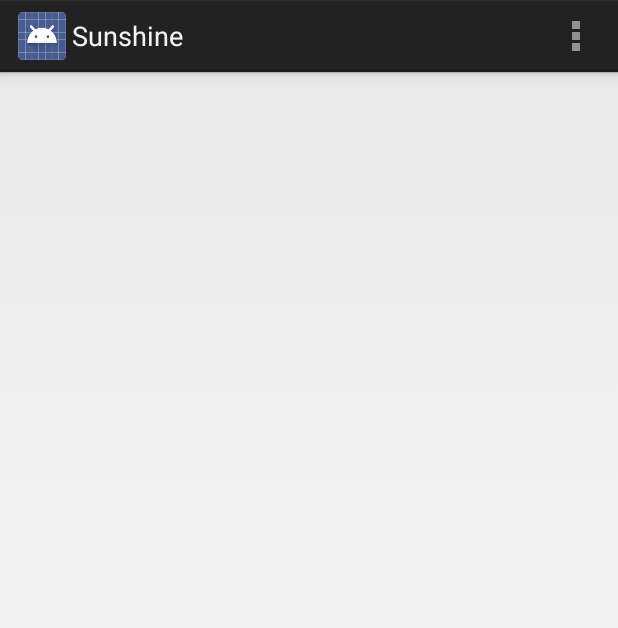
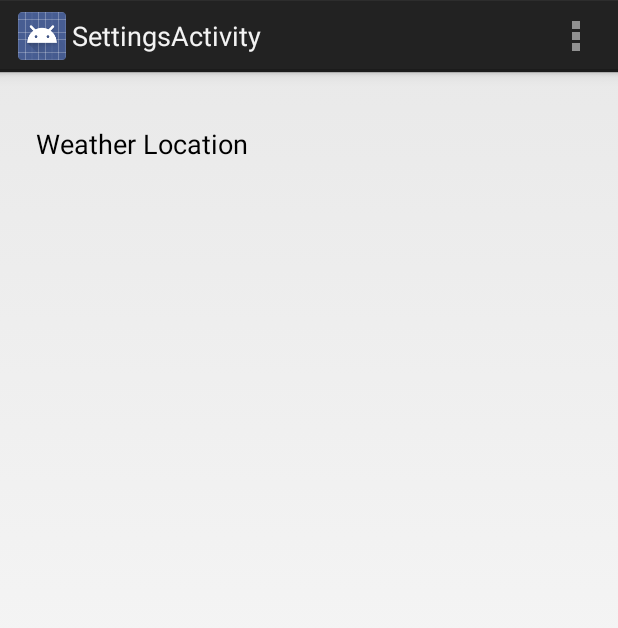
Before and after one commit to sorinpanduru/sunshine, an Android app: the screen it shows after launch (MainACtivity before the commit, SettingsActivity after it), in the options menu, after a tap on "Settings", on a phone screen of 412 x 824 dp. Shown: the top 628 px of the screen. Run offline under Robolectric (Android 15) with nearby library versions, the phone set to English and light mode, and no system bars; 2 statements that could not run were skipped.

Commit message:
Lesson 3. temp units.

```diff
--- a/app/build.gradle
+++ b/app/build.gradle
@@ -21,4 +21,6 @@ android {
 
 dependencies {
     compile fileTree(dir: 'libs', include: ['*.jar'])
+    // You must install or update the Support Repository through the SDK manager to use this dependency.
+    compile 'com.android.support:support-v4:19.+'
 }
--- a/app/src/main/java/com/example/android/sunshine/app/DetailActivity.java
+++ b/app/src/main/java/com/example/android/sunshine/app/DetailActivity.java
@@ -42,9 +42,7 @@ public class DetailActivity extends Activity {
         // automatically handle clicks on the Home/Up button, so long
         // as you specify a parent activity in AndroidManifest.xml.
         int id = item.getItemId();
-        if (id == R.id.action_settings) {
-            return true;
-        }
+
         return super.onOptionsItemSelected(item);
     }
 }
--- a/app/src/main/java/com/example/android/sunshine/app/ForecastFragment.java
+++ b/app/src/main/java/com/example/android/sunshine/app/ForecastFragment.java
@@ -1,9 +1,12 @@
 package com.example.android.sunshine.app;
 
 import android.app.Fragment;
+import android.content.Context;
 import android.content.Intent;
+import android.content.SharedPreferences;
 import android.os.AsyncTask;
 import android.os.Bundle;
+import android.preference.PreferenceManager;
 import android.util.Log;
 import android.view.LayoutInflater;
 import android.view.Menu;
@@ -30,7 +33,7 @@ import java.util.ArrayList;
  * A placeholder fragment containing a simple view.
  */
 public class ForecastFragment extends Fragment {
-
+    public final String LOG_TAG = ForecastFragment.class.getSimpleName();
     private ArrayAdapter<String> mForecastAdapter;
 
     public ForecastFragment() {
@@ -80,12 +83,41 @@ public class ForecastFragment extends Fragment {
         // automatically handle clicks on the Home/Up button, so long
         // as you specify a parent activity in AndroidManifest.xml.
         int id = item.getItemId();
+
+        Log.d(LOG_TAG, "Button Id: " + String.valueOf(id));
+
         if (id == R.id.action_refresh) {
-            FetchWeatherTask weatherTask = new FetchWeatherTask();
-            weatherTask.execute();
+            Log.d(LOG_TAG, "Clicked Refresh in ForecastFragment");
+
+            updateWeather();
             return true;
         }
+
+        if (id == R.id.action_settings) {
+            Log.d(LOG_TAG, "Clicked Settings in ForecastFragment");
+            Intent settingsIntent = new Intent(getActivity(), SettingsActivity.class);
+            startActivity(settingsIntent);
+            return true;
+        }
+
         return super.onOptionsItemSelected(item);
+    }
+
+    private void updateWeather()
+    {
+        SharedPreferences preferences = PreferenceManager.getDefaultSharedPreferences(getActivity());
+        String pref_key = getString(R.string.pref_location_key);
+        String location = preferences.getString(pref_key, getString(R.string.pref_location_default));
+
+
+        FetchWeatherTask weatherTask = new FetchWeatherTask();
+        weatherTask.execute(location);
+    }
+
+    @Override
+    public void onStart() {
+        super.onStart();
+        updateWeather();
     }
 
     public class FetchWeatherTask extends AsyncTask<String, Void, String[]> {
@@ -99,7 +131,8 @@ public class ForecastFragment extends Fragment {
 
             WeatherDataParser weatherDataParser = new WeatherDataParser();
             int numDays = 7;
-            String city = "Bucharest";
+            Log.d(LOG_TAG, params.toString());
+            String location = params[0];
 
             // Will contain the raw JSON response as a string.
             String forecastJsonStr = null;
@@ -108,7 +141,7 @@ public class ForecastFragment extends Fragment {
                 // Construct the URL for the OpenWeatherMap query
                 // Possible parameters are avaiable at OWM's forecast API page, at
                 // http://openweathermap.org/API#forecast
-                URL url = new URL("http://api.openweathermap.org/data/2.5/forecast/daily?q=" + city + "&mode=json&units=metric&cnt=" + numDays);
+                URL url = new URL("http://api.openweathermap.org/data/2.5/forecast/daily?q=" + location + "&mode=json&units=metric&cnt=" + numDays);
 
                 // Create the request to OpenWeatherMap, and open the connection
                 urlConnection = (HttpURLConnection) url.openConnection();
--- a/app/src/main/java/com/example/android/sunshine/app/MainACtivity.java
+++ b/app/src/main/java/com/example/android/sunshine/app/MainACtivity.java
@@ -41,9 +41,6 @@ public class MainACtivity extends Activity {
         // automatically handle clicks on the Home/Up button, so long
         // as you specify a parent activity in AndroidManifest.xml.
         int id = item.getItemId();
-        if (id == R.id.action_settings) {
-            return true;
-        }
         return super.onOptionsItemSelected(item);
     }
 }
--- /dev/null
+++ b/app/src/main/java/com/example/android/sunshine/app/SettingsActivity.java
@@ -0,0 +1,70 @@
+package com.example.android.sunshine.app;
+
+import android.app.Activity;
+import android.os.Bundle;
+import android.preference.ListPreference;
+import android.preference.Preference;
+import android.preference.PreferenceActivity;
+import android.preference.PreferenceManager;
+import android.view.Menu;
+import android.view.MenuItem;
+import com.example.android.sunshine.app.R;
+
+public class SettingsActivity extends PreferenceActivity
+        implements Preference.OnPreferenceChangeListener{
+
+    @Override
+    protected void onCreate(Bundle savedInstanceState) {
+        super.onCreate(savedInstanceState);
+        setContentView(R.layout.activity_settings);
+        addPreferencesFromResource(R.xml.pref_general);
+
+        bindPreferenceSummaryToValue(findPreference(getString(R.string.pref_location_key)));
+    }
+
+
+    @Override
+    public boolean onCreateOptionsMenu(Menu menu) {
+        // Inflate the menu; this adds items to the action bar if it is present.
+        getMenuInflater().inflate(R.menu.settings, menu);
+        return true;
+    }
+
+    @Override
+    public boolean onOptionsItemSelected(MenuItem item) {
+        // Handle action bar item clicks here. The action bar will
+        // automatically handle clicks on the Home/Up button, so long
+        // as you specify a parent activity in AndroidManifest.xml.
+        int id = item.getItemId();
+        if (id == R.id.action_settings) {
+            return true;
+        }
+        return super.onOptionsItemSelected(item);
+    }
+
+    private void bindPreferenceSummaryToValue(Preference preference) {
+        preference.setOnPreferenceChangeListener(this);
+
+        onPreferenceChange(preference,
+                PreferenceManager
+                    .getDefaultSharedPreferences(preference.getContext())
+                    .getString(preference.getKey(), "")
+        );
+    }
+
+    @Override
+    public boolean onPreferenceChange(Preference preference, Object value) {
+        String stringValue = value.toString();
+
+        if (preference instanceof ListPreference) {
+            ListPreference listPreference = (ListPreference) preference;
+            int prefIndex = listPreference.findIndexOfValue(stringValue);
+            if (prefIndex >= 0){
+                preference.setSummary(listPreference.getEntries()[prefIndex]);
+            }else{
+                preference.setSummary(stringValue);
+            }
+        }
+        return true;
+    }
+}
--- /dev/null
+++ b/app/src/main/res/layout/activity_settings.xml
@@ -0,0 +1,15 @@
+<RelativeLayout xmlns:android="http://schemas.android.com/apk/res/android"
+    xmlns:tools="http://schemas.android.com/tools"
+    android:layout_width="match_parent"
+    android:layout_height="match_parent"
+    android:paddingLeft="@dimen/activity_horizontal_margin"
+    android:paddingRight="@dimen/activity_horizontal_margin"
+    android:paddingTop="@dimen/activity_vertical_margin"
+    android:paddingBottom="@dimen/activity_vertical_margin"
+    tools:context="com.example.android.sunshine.app.SettingsActivity">
+
+    <ListView android:id="@android:id/list"
+        android:layout_width="wrap_content"
+        android:layout_height="wrap_content" />
+
+</RelativeLayout>
--- a/app/src/main/res/menu/detail.xml
+++ b/app/src/main/res/menu/detail.xml
@@ -1,8 +1,5 @@
 <menu xmlns:android="http://schemas.android.com/apk/res/android"
     xmlns:tools="http://schemas.android.com/tools"
     tools:context="com.example.android.sunshine.app.DetailActivity" >
-    <item android:id="@+id/action_settings"
-        android:title="@string/action_settings"
-        android:orderInCategory="100"
-        android:showAsAction="never" />
+
 </menu>
--- /dev/null
+++ b/app/src/main/res/menu/settings.xml
@@ -0,0 +1,8 @@
+<menu xmlns:android="http://schemas.android.com/apk/res/android"
+    xmlns:tools="http://schemas.android.com/tools"
+    tools:context="com.example.android.sunshine.app.SettingsActivity" >
+    <item android:id="@+id/action_settings"
+        android:title="@string/action_settings"
+        android:orderInCategory="100"
+        android:showAsAction="never" />
+</menu>
--- a/app/src/main/res/values/strings.xml
+++ b/app/src/main/res/values/strings.xml
@@ -7,5 +7,10 @@
     <string name="action_refresh">Refresh</string>
     <string name="title_activity_detail">Weather Detail</string>
     <string name="hello_blank_fragment">Hello blank fragment</string>
+    <string name="title_activity_settings">SettingsActivity</string>
+
+    <string name="pref_location_label">Weather Location</string>
+    <string name="pref_location_key" translatable="false">location</string>
+    <string name="pref_location_default" translatable="false">Bucharest</string>
 
 </resources>
--- /dev/null
+++ b/app/src/main/res/xml/pref_general.xml
@@ -0,0 +1,14 @@
+<?xml version="1.0" encoding="utf-8"?>
+
+<PreferenceScreen xmlns:android="http://schemas.android.com/apk/res/android"
+    android:layout_width="match_parent"
+    android:layout_height="match_parent">
+
+    <EditTextPreference
+        android:title="@string/pref_location_label"
+        android:key="@string/pref_location_key"
+        android:defaultValue="@string/pref_location_default"
+        android:inputType="text"
+        android:singleLine="true" />
+
+</PreferenceScreen>
```
Also changed, not shown: app/src/main/AndroidManifest.xml (+7 -0 lines), app/src/main/java/com/example/android/sunshine/app/DetailViewFragment.java (+30 -0 lines), app/src/main/res/menu/detailviewfragment.xml (added, +8 -0 lines), 1 other file.
